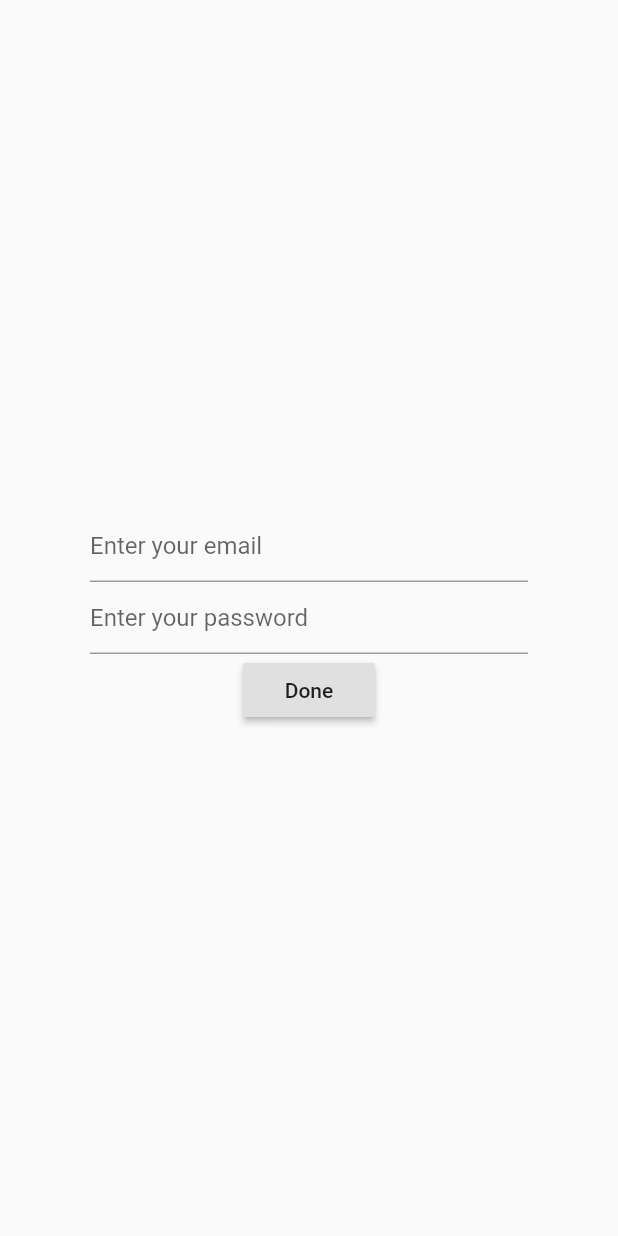
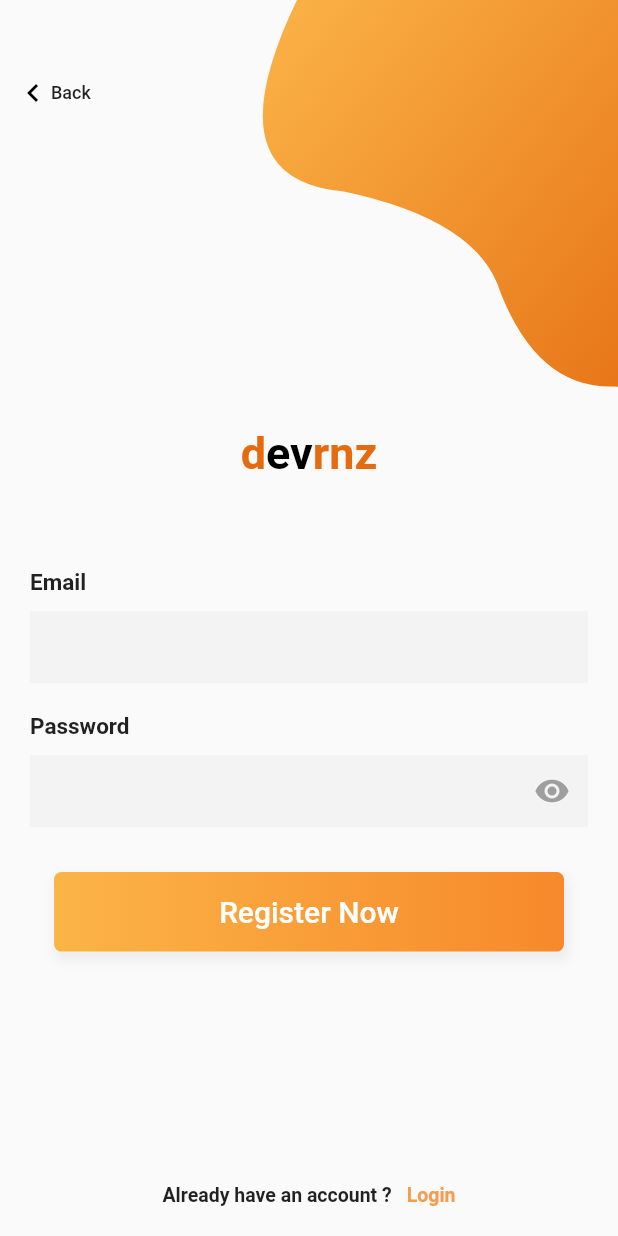
Before and after one commit to hewa-jalal/in_bed_idea, a Flutter app: the screen it shows after launch, after a tap on "Register now", on a phone screen of 412 x 824 dp. Run offline on Flutter 3.47's test engine with Material 2 defaults, Android fonts, the phone set to English and light mode, and no system bars; our stand-ins replace cloud_firestore, firebase_auth, flutter_icons, google_sign_in; missing offline and left inert: flutter_auth_buttons, screen, torch_compat; accounts and stored records are empty.

Commit message:
new UI and widget Refactoring

```diff
--- a/lib/main.dart
+++ b/lib/main.dart
@@ -4,7 +4,7 @@ import 'package:inbedidea/pages/account_page.dart';
 import 'package:inbedidea/pages/first_page.dart';
 import 'package:inbedidea/pages/login_page.dart';
 import 'package:inbedidea/models/user_model.dart';
-import 'package:inbedidea/welcome_page.dart';
+import 'package:inbedidea/pages/welcome_page.dart';
 import 'package:provider/provider.dart';
 import 'package:screen/screen.dart';
 
@@ -13,12 +13,17 @@ void main() => runApp(MyApp());
 class MyApp extends StatelessWidget {
   @override
   Widget build(BuildContext context) {
-    return ChangeNotifierProvider<UserModel>(
+    return MultiProvider(
+      providers: [
+        ChangeNotifierProvider<UserModel>(
+          create: (_) => UserModel(),
+        )
+      ],
       child: MaterialApp(
+        title: 'hello',
         debugShowCheckedModeBanner: false,
         home: SafeArea(child: WelcomePage()),
       ),
-      create: (_) => UserModel(),
     );
   }
 }
--- a/lib/models/user_model.dart
+++ b/lib/models/user_model.dart
@@ -2,9 +2,11 @@ import 'package:flutter/cupertino.dart';
 
 class UserModel extends ChangeNotifier {
   String userId = 'manual default';
+  String userName = 'manual defualt';
 
-  saveValue(param) {
-    userId = param;
+  saveValue(userIdParam, userNameParam) {
+    userId = userIdParam;
+    userName = userNameParam;
     notifyListeners();
   }
 }
--- a/lib/pages/account_page.dart
+++ b/lib/pages/account_page.dart
@@ -42,7 +42,7 @@ class _AccountPageState extends State<AccountPage> {
     final user = _googleAuth.currentUser;
     if (_isLoggedIn) {
       print('is logged in');
-      Provider.of<UserModel>(context).saveValue(user.id);
+      Provider.of<UserModel>(context).saveValue(user.id, user.displayName);
     }
     return Scaffold(
       body: Center(
--- a/lib/pages/login_page.dart
+++ b/lib/pages/login_page.dart
@@ -221,7 +221,7 @@ class _LoginPageState extends State<LoginPage> {
     final user = _googleAuth.currentUser;
     if (_isLoggedIn) {
       print('is logged in');
-      Provider.of<UserModel>(context).saveValue(user.id);
+      Provider.of<UserModel>(context).saveValue(user.id, user.displayName);
     }
     return Scaffold(
         body: SingleChildScrollView(
--- /dev/null
+++ b/lib/pages/my_text_field.dart
@@ -0,0 +1,54 @@
+import 'package:flutter/material.dart';
+
+class MyTextField extends StatefulWidget {
+  final String title;
+  final Function onChange;
+  final bool isPassword;
+
+  MyTextField(this.title, this.onChange, {this.isPassword = false});
+
+  @override
+  _MyTextFieldState createState() => _MyTextFieldState();
+}
+
+class _MyTextFieldState extends State<MyTextField> {
+  bool showPassword = false;
+  var focusNode = FocusNode();
+
+  @override
+  Widget build(BuildContext context) {
+    return Container(
+      margin: EdgeInsets.symmetric(vertical: 10),
+      child: Column(
+        crossAxisAlignment: CrossAxisAlignment.start,
+        children: <Widget>[
+          Text(
+            widget.title,
+            style: TextStyle(fontWeight: FontWeight.bold, fontSize: 15),
+          ),
+          SizedBox(
+            height: 10,
+          ),
+          TextField(
+              onChanged: widget.onChange,
+              obscureText: !showPassword && widget.isPassword,
+              decoration: InputDecoration(
+                  suffixIcon: widget.isPassword
+                      ? IconButton(
+                          icon: Icon(
+                            Icons.remove_red_eye,
+                            color: showPassword ? Colors.blue : Colors.grey,
+                          ),
+                          onPressed: () {
+                            setState(() => showPassword = !showPassword);
+                          },
+                        )
+                      : null,
+                  border: InputBorder.none,
+                  fillColor: Color(0xfff3f3f4),
+                  filled: true))
+        ],
+      ),
+    );
+  }
+}
--- a/lib/pages/signup_page.dart
+++ b/lib/pages/signup_page.dart
@@ -1,11 +1,16 @@
 import 'package:firebase_auth/firebase_auth.dart';
 import 'package:flutter/material.dart';
-import 'package:inbedidea/pages/first_page.dart';
 import 'package:inbedidea/models/user_model.dart';
+import 'package:inbedidea/pages/my_text_field.dart';
 import 'package:provider/provider.dart';
-import 'account_page.dart';
+import 'first_page.dart';
+import 'login_page.dart';
 
 class SignUpPage extends StatefulWidget {
+  SignUpPage({Key key, this.title}) : super(key: key);
+
+  final String title;
+
   @override
   _SignUpPageState createState() => _SignUpPageState();
 }
@@ -17,63 +22,211 @@ class _SignUpPageState extends State<SignUpPage> {
   String password;
 
   @override
-  void initState() {
-    super.initState();
-    getCurrentUser();
+  Widget build(BuildContext context) {
+    return Scaffold(
+        body: SingleChildScrollView(
+            child: Container(
+      height: MediaQuery.of(context).size.height,
+      child: Stack(
+        children: <Widget>[
+          Container(
+            padding: EdgeInsets.symmetric(horizontal: 20),
+            child: Column(
+              crossAxisAlignment: CrossAxisAlignment.center,
+              mainAxisAlignment: MainAxisAlignment.center,
+              children: <Widget>[
+                Expanded(
+                  flex: 3,
+                  child: SizedBox(),
+                ),
+                _title(),
+                SizedBox(
+                  height: 50,
+                ),
+                // =============== TextFields ========
+                MyTextField('Email', (value) {
+                  email = value.trim();
+                }),
+                MyTextField(
+                  'Password',
+                    (value) {
+                    password = value.trim();
+                    },
+                  isPassword: true,
+                ),
+                SizedBox(
+                  height: 20,
+                ),
+                _submitButton(),
+                Expanded(
+                  flex: 2,
+                  child: SizedBox(),
+                )
+              ],
+            ),
+          ),
+          Align(
+            alignment: Alignment.bottomCenter,
+            child: _loginAccountLabel(),
+          ),
+          Positioned(top: 40, left: 0, child: _backButton()),
+          Positioned(
+              top: -MediaQuery.of(context).size.height * .15,
+              right: -MediaQuery.of(context).size.width * .4,
+              child: BezierContainer())
+        ],
+      ),
+    )));
   }
 
-  getCurrentUser() async {
-    try {
-      final user = await _auth.currentUser();
-      if (user != null) {
-        loggedInUser = user;
-      }
-    } catch (e) {
-      print(e);
-    }
+  Widget _backButton() {
+    return InkWell(
+      onTap: () {
+        Navigator.pop(context);
+      },
+      child: Container(
+        padding: EdgeInsets.symmetric(horizontal: 10),
+        child: Row(
+          children: <Widget>[
+            Container(
+              padding: EdgeInsets.only(left: 0, top: 10, bottom: 10),
+              child: Icon(Icons.keyboard_arrow_left, color: Colors.black),
+            ),
+            Text('Back',
+                style: TextStyle(fontSize: 12, fontWeight: FontWeight.w500))
+          ],
+        ),
+      ),
+    );
   }
 
-  @override
-  Widget build(BuildContext context) {
-    return SafeArea(
-      child: Scaffold(
-        body: Padding(
-          padding: const EdgeInsets.all(60.0),
+  Widget _entryField(String title, {bool isPassword = false}) {
+    return Container(
+      margin: EdgeInsets.symmetric(vertical: 10),
       child: Column(
-            mainAxisAlignment: MainAxisAlignment.center,
+        crossAxisAlignment: CrossAxisAlignment.start,
         children: <Widget>[
-              TextField(
-                decoration: InputDecoration(hintText: 'Enter your email'),
-                onChanged: (value) {
-                  email = value.trim();
-                },
+          Text(
+            title,
+            style: TextStyle(fontWeight: FontWeight.bold, fontSize: 15),
+          ),
+          SizedBox(
+            height: 10,
           ),
           TextField(
-                decoration: InputDecoration(hintText: 'Enter your password'),
-                obscureText: true,
-                onChanged: (value) {
-                  password = value.trim();
-                },
+              obscureText: isPassword,
+              onChanged: (value) {},
+              decoration: InputDecoration(
+                  border: InputBorder.none,
+                  fillColor: Color(0xfff3f3f4),
+                  filled: true))
+        ],
       ),
-              RaisedButton(
-                onPressed: () async {
+    );
+  }
+
+  void signUp() async {
     try {
       final newUser = await _auth.createUserWithEmailAndPassword(
           email: email, password: password);
       Provider.of<UserModel>(context, listen: false)
-                        .saveValue(newUser.user.uid);
-                    Navigator.push(context,
-                        MaterialPageRoute(builder: (context) => FirstPage()));
+          .saveValue(newUser.user.uid, newUser.user.email);
+      Navigator.push(
+          context, MaterialPageRoute(builder: (context) => FirstPage()));
     } catch (e) {
       print('new User $e');
     }
-                },
-                child: Text('Done'),
-              )
+  }
+
+  Widget _submitButton() {
+    return FlatButton(
+      onPressed: signUp,
+      child: Container(
+        width: MediaQuery.of(context).size.width,
+        padding: EdgeInsets.symmetric(vertical: 15),
+        alignment: Alignment.center,
+        decoration: BoxDecoration(
+            borderRadius: BorderRadius.all(Radius.circular(5)),
+            boxShadow: <BoxShadow>[
+              BoxShadow(
+                  color: Colors.grey.shade200,
+                  offset: Offset(2, 4),
+                  blurRadius: 5,
+                  spreadRadius: 2)
             ],
-          ),
+            gradient: LinearGradient(
+                begin: Alignment.centerLeft,
+                end: Alignment.centerRight,
+                colors: [Color(0xfffbb448), Color(0xfff7892b)])),
+        child: Text(
+          'Register Now',
+          style: TextStyle(fontSize: 20, color: Colors.white),
         ),
       ),
     );
   }
+
+  Widget _loginAccountLabel() {
+    return Container(
+      margin: EdgeInsets.symmetric(vertical: 20),
+      alignment: Alignment.bottomCenter,
+      child: Row(
+        mainAxisAlignment: MainAxisAlignment.center,
+        children: <Widget>[
+          Text(
+            'Already have an account ?',
+            style: TextStyle(fontSize: 13, fontWeight: FontWeight.w600),
+          ),
+          SizedBox(
+            width: 10,
+          ),
+          InkWell(
+            onTap: () {
+              Navigator.push(context,
+                  MaterialPageRoute(builder: (context) => LoginPage()));
+            },
+            child: Text(
+              'Login',
+              style: TextStyle(
+                  color: Color(0xfff79c4f),
+                  fontSize: 13,
+                  fontWeight: FontWeight.w600),
+            ),
+          )
+        ],
+      ),
+    );
   }
+
+  Widget _title() {
+    return RichText(
+      textAlign: TextAlign.center,
+      text: TextSpan(
+          text: 'd',
+          style: TextStyle(
+            fontSize: 30,
+            fontWeight: FontWeight.w700,
+            color: Color(0xffe46b10),
+          ),
+          children: [
+            TextSpan(
+              text: 'ev',
+              style: TextStyle(color: Colors.black, fontSize: 30),
+            ),
+            TextSpan(
+              text: 'rnz',
+              style: TextStyle(color: Color(0xffe46b10), fontSize: 30),
+            ),
+          ]),
+    );
+  }
+
+  Widget _emailPasswordWidget() {
+    return Column(
+      children: <Widget>[
+        _entryField("Email id"),
+        _entryField("Password", isPassword: true),
+      ],
+    );
+  }
+}
--- a/lib/welcome_page.dart
+++ b/lib/pages/welcome_page.dart
@@ -1,5 +1,6 @@
 import 'package:flutter/material.dart';
 import 'package:inbedidea/pages/login_page.dart';
+import 'package:inbedidea/pages/signup_page.dart';
 import 'package:inbedidea/pages/signup_page.dart';
 
 class WelcomePage extends StatefulWidget {
```
Also changed, not shown: lib/pages/first_page.dart (+30 -19 lines), lib/pages/note_widget.dart (added, +48 -0 lines), lib/pages/notes_page.dart (+10 -8 lines). Lines whose indentation alone changed are shown as unchanged.
